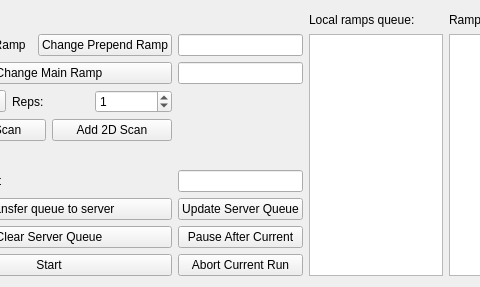
This is rampage/ui/RampQueuer.ui in shreyaspotnis/rampage as Qt 5 draws it before an edit; both pictures show x 85 to 565 and y 0 to 287 of the 825 by 287 pixel window. The edited form follows.
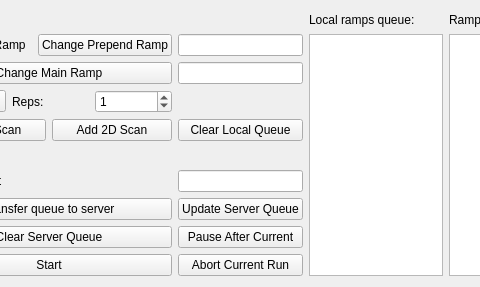
This is the edited form.

Commit message: Added button to clear local queue.

Diff of the .ui file:
```diff
--- a/rampage/ui/RampQueuer.ui
+++ b/rampage/ui/RampQueuer.ui
@@ -215,6 +215,13 @@
        </property>
       </widget>
      </item>
+     <item row="4" column="1">
+      <widget class="QPushButton" name="pushClearLocalQueue">
+       <property name="text">
+        <string>Clear Local Queue</string>
+       </property>
+      </widget>
+     </item>
     </layout>
    </item>
   </layout>
```
Left out of the diff: 17 changed lines with no effect on the pictures. The commit also changes 1 other file.
